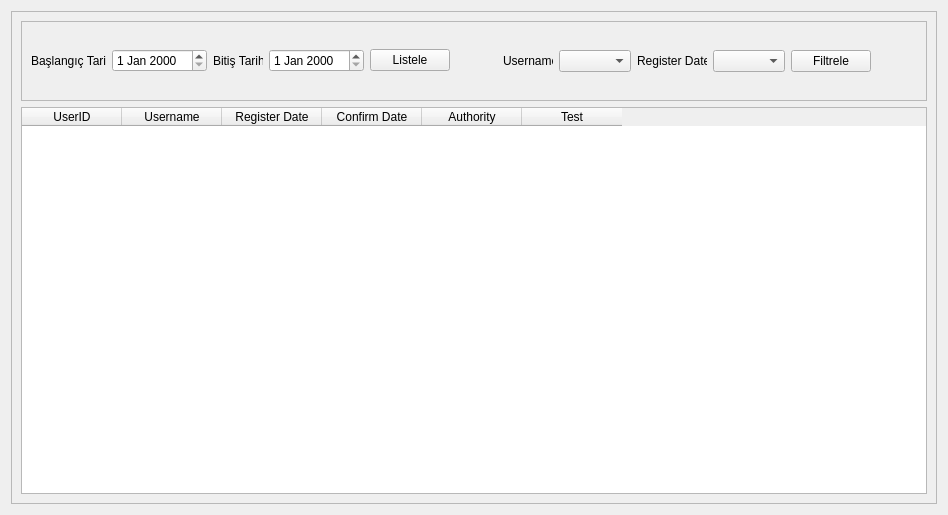
The window that design/user_list_menu.ui (turancan-p/User-Management-With-Mysql) describes before a commit, drawn with Qt 5.
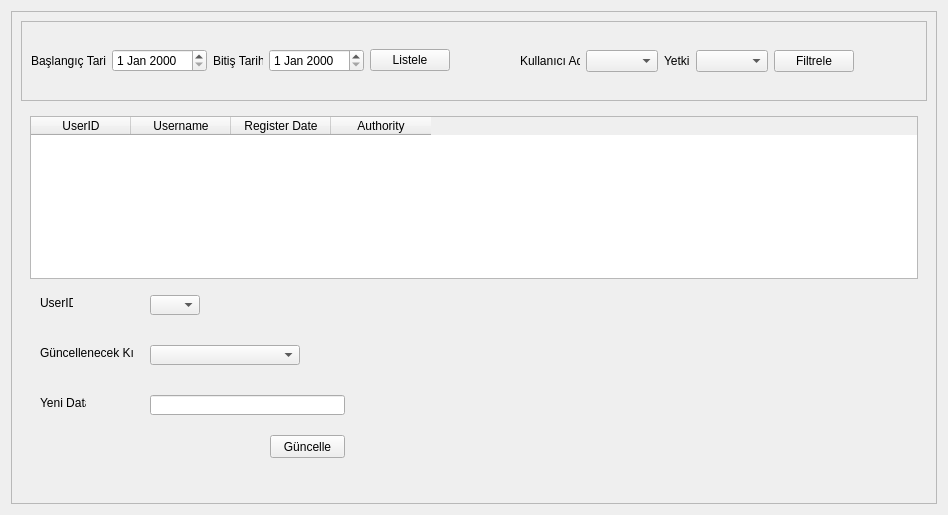
The same window after the commit.

Patch:
```diff
--- a/design/user_list_menu.ui
+++ b/design/user_list_menu.ui
@@ -123,7 +123,7 @@
             </property>
             <property name="sizeHint" stdset="0">
              <size>
-              <width>40</width>
+              <width>50</width>
               <height>20</height>
              </size>
             </property>
@@ -133,14 +133,20 @@
            <layout class="QHBoxLayout" name="horizontalLayout">
             <item>
              <widget class="QLabel" name="label">
+              <property name="minimumSize">
+               <size>
+                <width>0</width>
+                <height>0</height>
+               </size>
+              </property>
               <property name="maximumSize">
                <size>
-                <width>50</width>
+                <width>60</width>
                 <height>16777215</height>
                </size>
               </property>
               <property name="text">
-               <string>Username</string>
+               <string>Kullanıcı Adı</string>
               </property>
              </widget>
             </item>
@@ -163,7 +169,7 @@
                </size>
               </property>
               <property name="text">
-               <string>Register Date</string>
+               <string>Yetki</string>
               </property>
              </widget>
             </item>
@@ -199,7 +205,7 @@
             </property>
             <property name="sizeHint" stdset="0">
              <size>
-              <width>40</width>
+              <width>20</width>
               <height>20</height>
              </size>
             </property>
@@ -209,37 +215,191 @@
         </widget>
        </item>
        <item>
-        <widget class="QTableWidget" name="tableWidget">
-         <column>
-          <property name="text">
-           <string>UserID</string>
-          </property>
-         </column>
-         <column>
-          <property name="text">
-           <string>Username</string>
-          </property>
-         </column>
-         <column>
-          <property name="text">
-           <string>Register Date</string>
-          </property>
-         </column>
-         <column>
-          <property name="text">
-           <string>Confirm Date</string>
-          </property>
-         </column>
-         <column>
-          <property name="text">
-           <string>Authority</string>
-          </property>
-         </column>
-         <column>
-          <property name="text">
-           <string>Test</string>
-          </property>
-         </column>
+        <widget class="QWidget" name="widget" native="true">
+         <property name="sizePolicy">
+          <sizepolicy hsizetype="Preferred" vsizetype="Expanding">
+           <horstretch>0</horstretch>
+           <verstretch>0</verstretch>
+          </sizepolicy>
+         </property>
+         <layout class="QVBoxLayout" name="verticalLayout_3">
+          <item>
+           <widget class="QTableWidget" name="tableWidget">
+            <property name="maximumSize">
+             <size>
+              <width>16777215</width>
+              <height>16777215</height>
+             </size>
+            </property>
+            <column>
+             <property name="text">
+              <string>UserID</string>
+             </property>
+            </column>
+            <column>
+             <property name="text">
+              <string>Username</string>
+             </property>
+            </column>
+            <column>
+             <property name="text">
+              <string>Register Date</string>
+             </property>
+            </column>
+            <column>
+             <property name="text">
+              <string>Authority</string>
+             </property>
+            </column>
+           </widget>
+          </item>
+          <item>
+           <widget class="QWidget" name="widget_2" native="true">
+            <property name="minimumSize">
+             <size>
+              <width>0</width>
+              <height>200</height>
+             </size>
+            </property>
+            <widget class="QLineEdit" name="update_db_textbox">
+             <property name="geometry">
+              <rect>
+               <x>120</x>
+               <y>110</y>
+               <width>195</width>
+               <height>20</height>
+              </rect>
+             </property>
+             <property name="minimumSize">
+              <size>
+               <width>195</width>
+               <height>0</height>
+              </size>
+             </property>
+             <property name="maximumSize">
+              <size>
+               <width>195</width>
+               <height>16777215</height>
+              </size>
+             </property>
+            </widget>
+            <widget class="QLabel" name="label_5">
+             <property name="geometry">
+              <rect>
+               <x>10</x>
+               <y>10</y>
+               <width>33</width>
+               <height>16</height>
+              </rect>
+             </property>
+             <property name="maximumSize">
+              <size>
+               <width>50</width>
+               <height>16777215</height>
+              </size>
+             </property>
+             <property name="text">
+              <string>UserID</string>
+             </property>
+            </widget>
+            <widget class="QLabel" name="label_6">
+             <property name="geometry">
+              <rect>
+               <x>10</x>
+               <y>60</y>
+               <width>94</width>
+               <height>16</height>
+              </rect>
+             </property>
+             <property name="maximumSize">
+              <size>
+               <width>100</width>
+               <height>16777215</height>
+              </size>
+             </property>
+             <property name="text">
+              <string>Güncellenecek Kısım</string>
+             </property>
+            </widget>
+            <widget class="QLabel" name="label_7">
+             <property name="geometry">
+              <rect>
+               <x>10</x>
+               <y>110</y>
+               <width>46</width>
+               <height>16</height>
+              </rect>
+             </property>
+             <property name="maximumSize">
+              <size>
+               <width>100</width>
+               <height>16777215</height>
+              </size>
+             </property>
+             <property name="text">
+              <string>Yeni Data</string>
+             </property>
+            </widget>
+            <widget class="QComboBox" name="database_userID_combobox">
+             <property name="geometry">
+              <rect>
+               <x>120</x>
+               <y>10</y>
+               <width>50</width>
+               <height>20</height>
+              </rect>
+             </property>
+             <property name="maximumSize">
+              <size>
+               <width>50</width>
+               <height>16777215</height>
+              </size>
+             </property>
+            </widget>
+            <widget class="QPushButton" name="update_db_button">
+             <property name="geometry">
+              <rect>
+               <x>240</x>
+               <y>150</y>
+               <width>75</width>
+               <height>23</height>
+              </rect>
+             </property>
+             <property name="maximumSize">
+              <size>
+               <width>100</width>
+               <height>16777215</height>
+              </size>
+             </property>
+             <property name="text">
+              <string>Güncelle</string>
+             </property>
+            </widget>
+            <widget class="QComboBox" name="database_column_name_combobox">
+             <property name="geometry">
+              <rect>
+               <x>120</x>
+               <y>60</y>
+               <width>150</width>
+               <height>20</height>
+              </rect>
+             </property>
+             <property name="minimumSize">
+              <size>
+               <width>150</width>
+               <height>0</height>
+              </size>
+             </property>
+             <property name="maximumSize">
+              <size>
+               <width>150</width>
+               <height>16777215</height>
+              </size>
+             </property>
+            </widget>
+           </widget>
+          </item>
+         </layout>
         </widget>
        </item>
       </layout>
```
Left out of the diff: 14 changed lines with no effect on the pictures.
